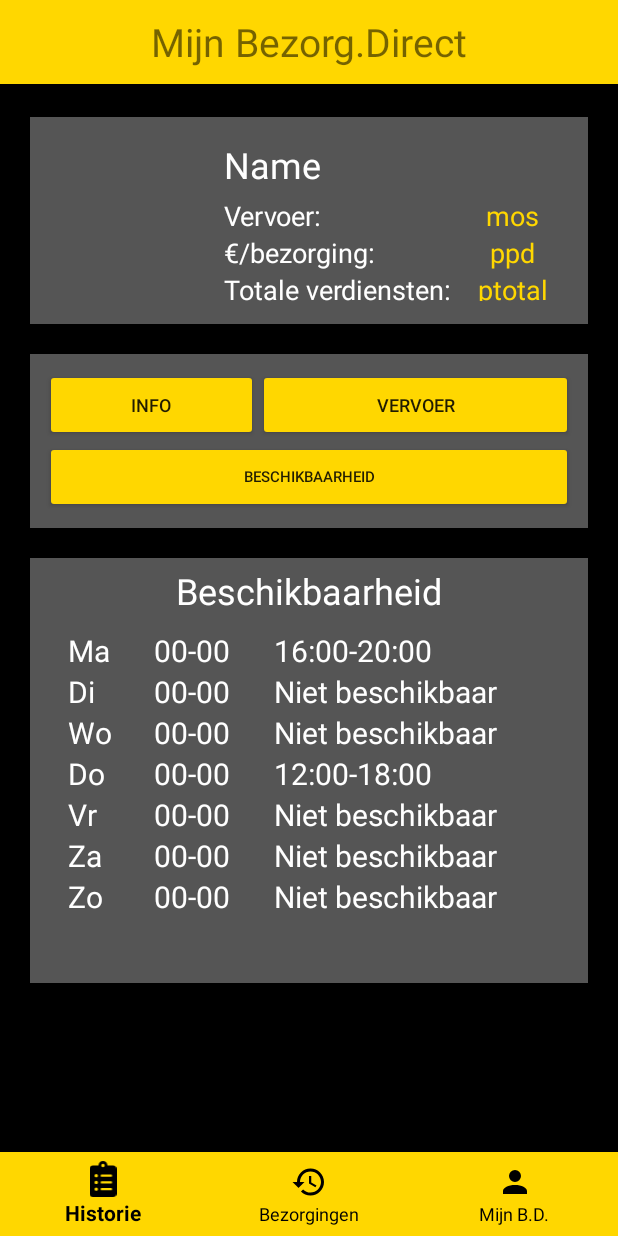
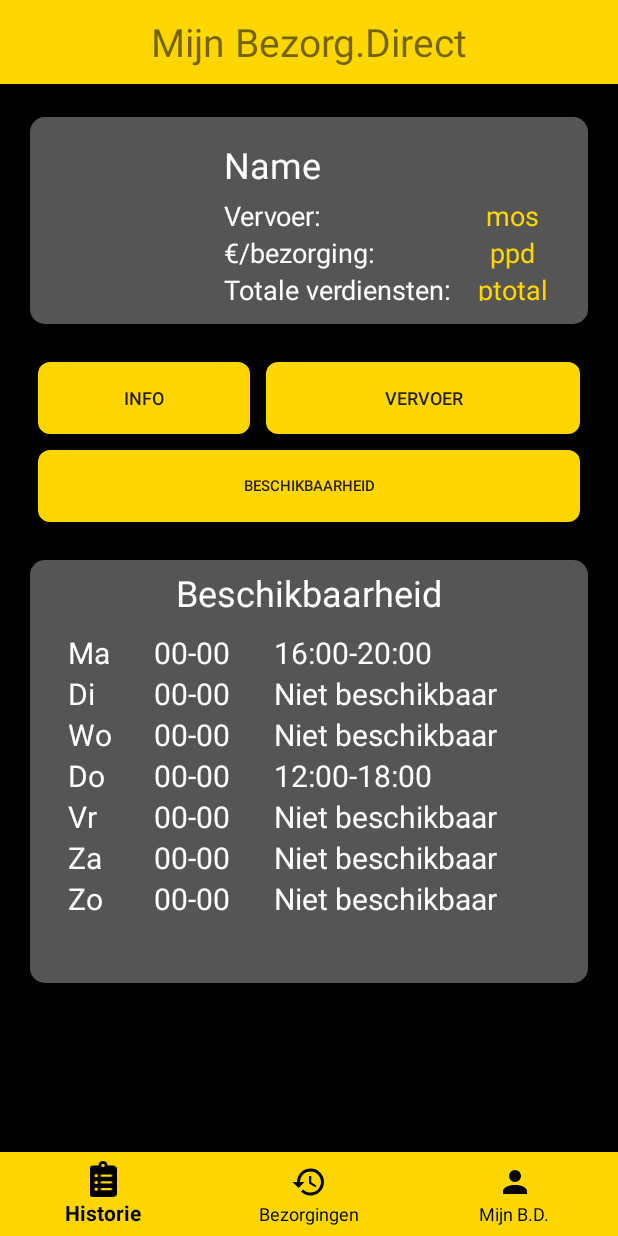
Before and after one commit to Jessevanduijne/3.4_MijnBD, an Android app: the MyBDActivity screen opened directly, with no data from a screen before it, on a phone screen of 412 x 824 dp. Run offline under Robolectric (Android 15) with nearby library versions, the phone set to English and light mode, and no system bars.

Commit message:
Rounded corners

```diff
--- a/app/src/main/res/layout/activity_my_bd.xml
+++ b/app/src/main/res/layout/activity_my_bd.xml
@@ -31,7 +31,7 @@
             android:layout_marginLeft="20dp"
             android:layout_marginTop="78dp"
             android:layout_marginRight="20dp"
-            android:background="@color/darkGray"
+            android:background="@drawable/rounded_gray_section"
             android:orientation="horizontal"
             android:paddingLeft="15dp"
             android:paddingTop="15dp"
@@ -143,9 +143,7 @@
             android:layout_marginLeft="20dp"
             android:layout_marginTop="20dp"
             android:layout_marginRight="20dp"
-            android:background="@color/darkGray"
-            android:orientation="vertical"
-            android:padding="10dp">
+            android:orientation="vertical">
 
             <LinearLayout
                 android:layout_width="match_parent"
@@ -157,7 +155,9 @@
                     android:id="@+id/btn_info"
                     android:layout_width="20dp"
                     android:layout_height="match_parent"
+                    android:layout_margin="5dp"
                     android:layout_weight="1"
+                    android:background="@drawable/rounded_gold_btn"
                     android:backgroundTint="@color/colorPrimary"
                     android:text="info"
                     android:textSize="12sp" />
@@ -166,7 +166,9 @@
                     android:id="@+id/btn_meansoftransport"
                     android:layout_width="wrap_content"
                     android:layout_height="match_parent"
+                    android:layout_margin="5dp"
                     android:layout_weight="1"
+                    android:background="@drawable/rounded_gold_btn"
                     android:backgroundTint="@color/colorPrimary"
                     android:text="vervoer"
                     android:textSize="12sp" />
@@ -176,7 +178,9 @@
                 android:id="@+id/btn_availability"
                 android:layout_width="match_parent"
                 android:layout_height="match_parent"
+                android:layout_margin="5dp"
                 android:layout_weight="1"
+                android:background="@drawable/rounded_gold_btn"
                 android:backgroundTint="@color/colorPrimary"
                 android:text="beschikbaarheid"
                 android:textSize="10sp" />
@@ -190,7 +194,7 @@
             android:layout_marginTop="20dp"
             android:layout_marginRight="20dp"
             android:layout_marginBottom="20dp"
-            android:background="@color/darkGray"
+            android:background="@drawable/rounded_gray_section"
             android:orientation="vertical"
             android:padding="5dp">
 
```
Also changed, not shown: app/src/main/res/layout/activity_my_bdinfo.xml (+7 -7 lines), app/src/main/res/layout/activity_my_bdmo_s.xml (+4 -4 lines).
